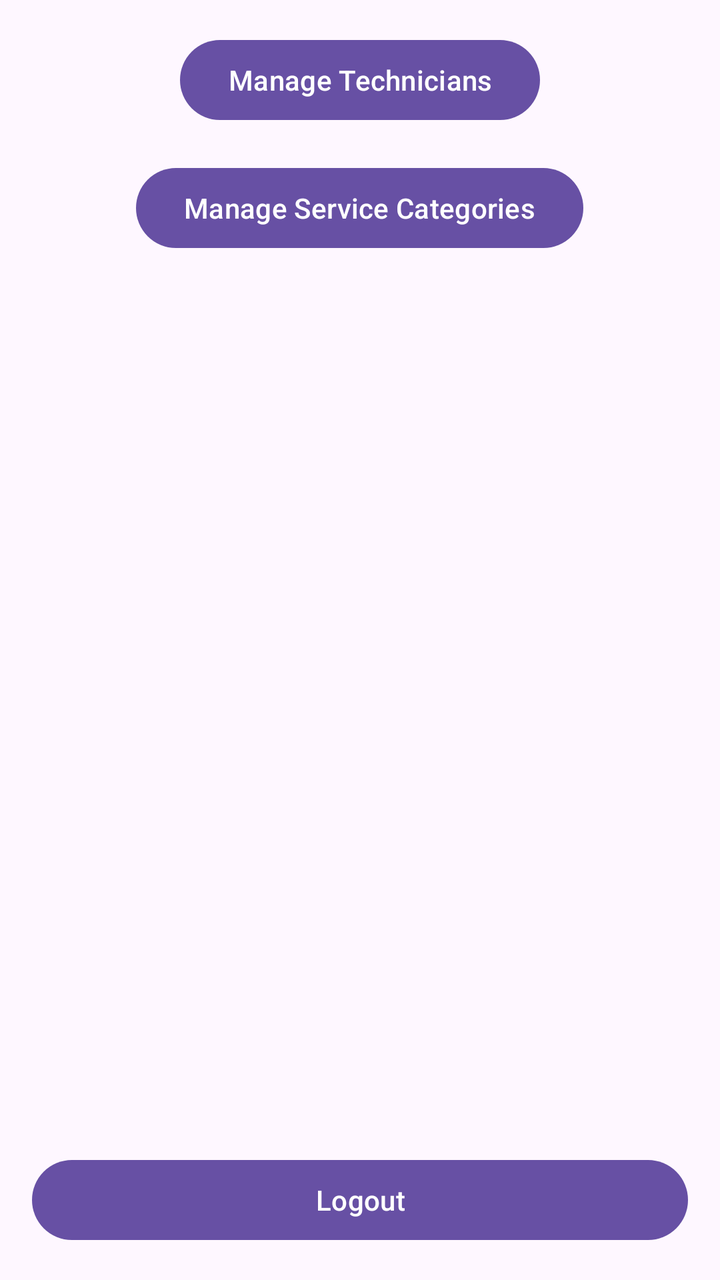
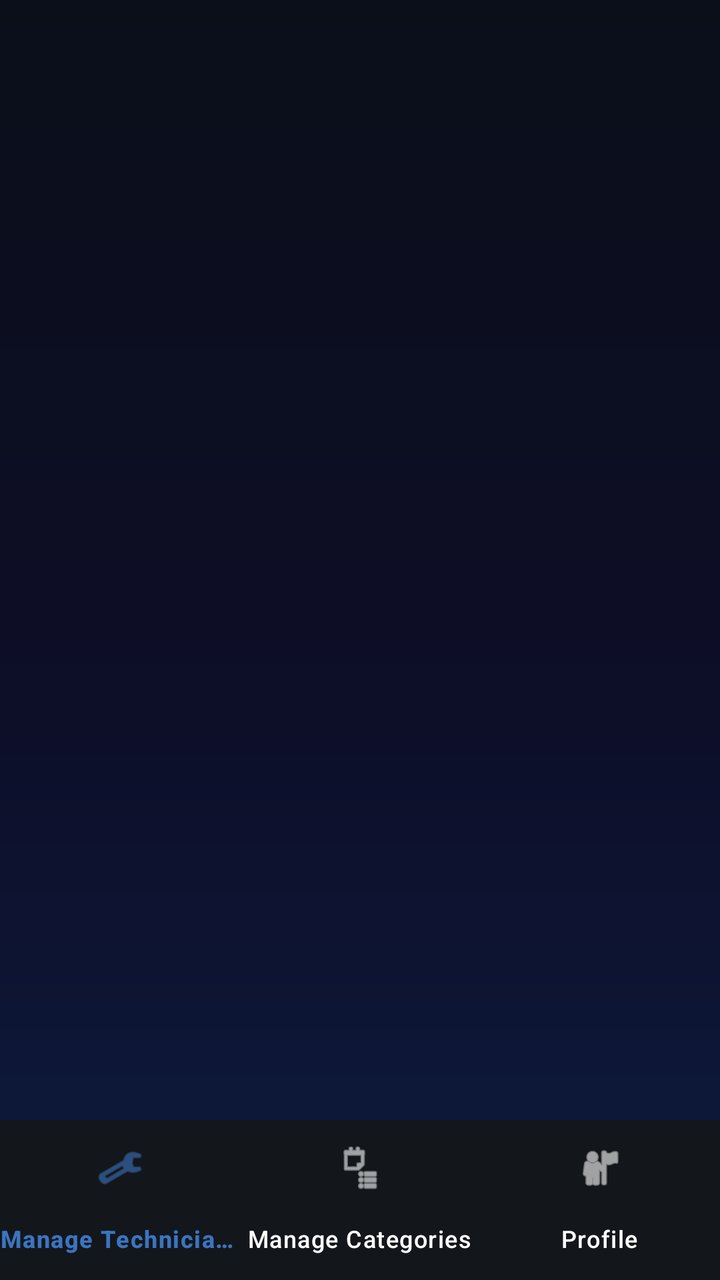

Screens rendered from an Android XML layout before and after an edit, with the pre-edit source and the edit as a unified diff.
<!-- AndroidManifest.xml: application theme Theme.FixIt_v2 -->
<!-- res/layout/activity_admin_dashboard.xml -->
<?xml version="1.0" encoding="utf-8"?>
<RelativeLayout xmlns:android="http://schemas.android.com/apk/res/android"
    android:layout_width="match_parent"
    android:layout_height="match_parent"
    android:padding="16dp">

    <LinearLayout
        android:layout_width="match_parent"
        android:layout_height="wrap_content"
        android:orientation="vertical"
        android:gravity="center_horizontal">

        <Button
            android:id="@+id/buttonManageTechnicians"
            android:layout_width="wrap_content"
            android:layout_height="wrap_content"
            android:text="Manage Technicians" />

        <Button
            android:id="@+id/buttonManageCategories"
            android:layout_width="wrap_content"
            android:layout_height="wrap_content"
            android:layout_marginTop="16dp"
            android:text="Manage Service Categories" />

    </LinearLayout>

    <Button
        android:id="@+id/buttonLogout"
        android:layout_width="match_parent"
        android:layout_height="wrap_content"
        android:layout_alignParentBottom="true"
        android:text="Logout" />

</RelativeLayout>
<!-- resources referenced by this layout -->
<resources>
  <style name="Theme.FixIt_v2" parent="Base.Theme.FixIt_v2" />
  <style name="Base.Theme.FixIt_v2" parent="Theme.Material3.DayNight.NoActionBar">
          
          
      </style>
</resources>

<!-- the commit's change to res/layout/activity_admin_dashboard.xml (unified diff, before → after) -->
@@ -1,35 +1,26 @@
 <?xml version="1.0" encoding="utf-8"?>
 <RelativeLayout xmlns:android="http://schemas.android.com/apk/res/android"
+    xmlns:app="http://schemas.android.com/apk/res-auto"
+    xmlns:tools="http://schemas.android.com/tools"
     android:layout_width="match_parent"
     android:layout_height="match_parent"
-    android:padding="16dp">
+    android:background="@drawable/gradient_background"
+    tools:context=".activities.AdminDashboardActivity">
 
-    <LinearLayout
+    <FrameLayout
+        android:id="@+id/admin_fragment_container"
         android:layout_width="match_parent"
-        android:layout_height="wrap_content"
-        android:orientation="vertical"
-        android:gravity="center_horizontal">
+        android:layout_height="match_parent"
+        android:layout_above="@+id/admin_bottom_navigation" />
 
-        <Button
-            android:id="@+id/buttonManageTechnicians"
-            android:layout_width="wrap_content"
-            android:layout_height="wrap_content"
-            android:text="Manage Technicians" />
-
-        <Button
-            android:id="@+id/buttonManageCategories"
-            android:layout_width="wrap_content"
-            android:layout_height="wrap_content"
-            android:layout_marginTop="16dp"
-            android:text="Manage Service Categories" />
-
-    </LinearLayout>
-
-    <Button
-        android:id="@+id/buttonLogout"
+    <com.google.android.material.bottomnavigation.BottomNavigationView
+        android:id="@+id/admin_bottom_navigation"
         android:layout_width="match_parent"
         android:layout_height="wrap_content"
         android:layout_alignParentBottom="true"
-        android:text="Logout" />
+        android:background="@color/bottom_nav_background"
+        app:itemIconTint="@color/bottom_nav_color_selector"
+        app:itemTextColor="@color/bottom_nav_color_selector"
+        app:menu="@menu/admin_bottom_navigation_menu" />
 
 </RelativeLayout>
<!-- resource entries referenced after the edit -->
@@ -1,9 +1,62 @@
 <!-- resources referenced by this layout -->
 <resources>
+  <color name="bottom_nav_background">#13171B</color>
+  <!-- drawable gradient_background (drawable) -->
+  <?xml version="1.0" encoding="utf-8"?>
+  <shape xmlns:android="http://schemas.android.com/apk/res/android"
+      android:shape="rectangle">
+      <gradient
+          android:type="linear"
+          android:angle="-90"
+          android:startColor="@color/gradient_start_dark"
+          android:centerColor="@color/gradient_center_dark"
+          android:endColor="@color/gradient_end_dark" />
+  </shape>
   <style name="Theme.FixIt_v2" parent="Base.Theme.FixIt_v2" />
-  <style name="Base.Theme.FixIt_v2" parent="Theme.Material3.DayNight.NoActionBar">
+  <color name="gradient_start_dark">#0B0F1A</color>
+  <color name="gradient_center_dark">#0D0D26</color>
+  <color name="gradient_end_dark">#0D1B3E</color>
+  <style name="Base.Theme.FixIt_v2" parent="Theme.Material3.Dark.NoActionBar">
           
-          
+          <item name="colorPrimary">@color/primary</item>
+          <item name="colorSecondary">@color/secondary</item>
+          <item name="android:windowBackground">@drawable/gradient_background</item>
+          <item name="android:textViewStyle">@style/Widget.FixIt.TextView</item>
+          <item name="alertDialogTheme">@style/AlertDialogTheme</item> 
       </style>
+  <color name="primary">#6C63FF</color>
+  <color name="secondary">#00E5FF</color>
+  <style name="Widget.FixIt.TextView" parent="Widget.AppCompat.TextView">
+          <item name="android:textAppearance">@style/TextAppearance.FixIt.Body</item>
+      </style>
+  <style name="AlertDialogTheme" parent="ThemeOverlay.Material3.Dark">
+          <item name="android:windowBackground">@drawable/glass_card_background</item>
+          <item name="colorSurface">@android:color/transparent</item>
+          <item name="android:textColorPrimary">@color/text_primary_dark</item>
+          <item name="android:textColorSecondary">@color/text_secondary_dark</item>
+          <item name="buttonBarPositiveButtonStyle">@style/AlertDialog.Button</item>
+          <item name="buttonBarNegativeButtonStyle">@style/AlertDialog.Button</item>
+      </style>
+  <style name="TextAppearance.FixIt.Body" parent="TextAppearance.MaterialComponents.Body1">
+          <item name="android:textColor">@color/text_secondary_dark</item>
+          <item name="android:alpha">0.8</item>
+      </style>
+  <!-- drawable glass_card_background (drawable) -->
+  <?xml version="1.0" encoding="utf-8"?>
+  <shape xmlns:android="http://schemas.android.com/apk/res/android"
+      android:shape="rectangle">
+      <solid android:color="@color/card_glass_background"/>
+      <corners android:radius="@dimen/corner_radius_large"/>
+      <stroke android:width="@dimen/card_stroke_width" android:color="@color/card_glass_stroke"/>
+  </shape>
+  <color name="text_primary_dark">#FFFFFF</color>
+  <color name="text_secondary_dark">#A0A4B8</color>
+  <style name="AlertDialog.Button" parent="Widget.Material3.Button.TextButton.Dialog">
+          <item name="android:textColor">@color/primary</item>
+      </style>
+  <color name="card_glass_background">#14FFFFFF</color>
+  <dimen name="corner_radius_large">28dp</dimen>
+  <dimen name="card_stroke_width">1dp</dimen>
+  <color name="card_glass_stroke">#33FFFFFF</color>
 </resources>
 
